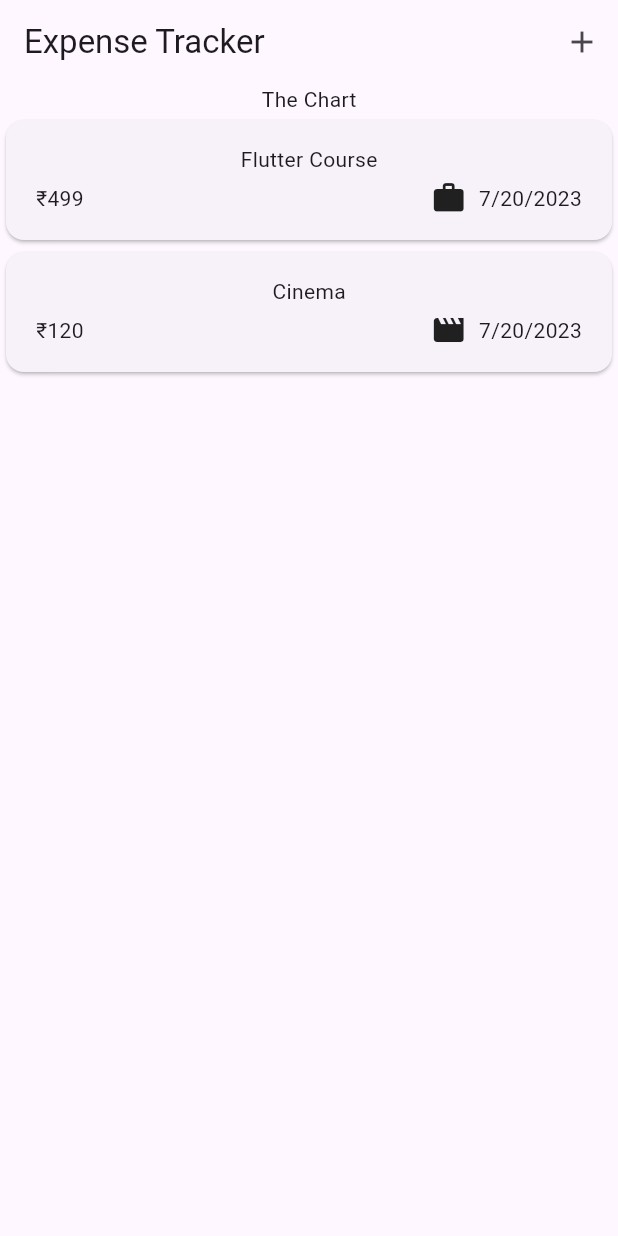
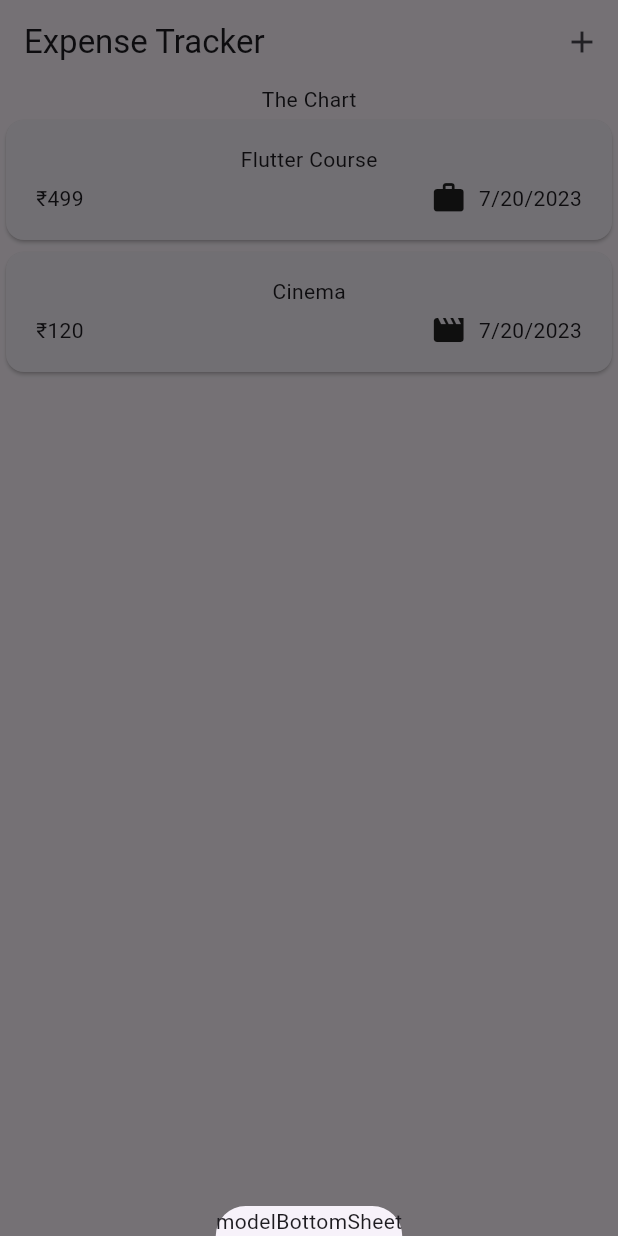
Before and after one commit to iniyananthony2002/expense_tracker, a Flutter app: the screen it shows after launch, after a tap on the "add" icon, on a phone screen of 412 x 824 dp. Run offline on Flutter 3.47's test engine with Material 2 defaults, Android fonts, the phone set to English and light mode, and no system bars.

Commit message:
dummy bottom model sheet

```diff
--- a/lib/widgets/expenses.dart
+++ b/lib/widgets/expenses.dart
@@ -25,6 +25,13 @@ class _ExpensesState extends State<Expenses> {
     ),
   ];
 
+  void _openAddExpenseOverlay() {
+    showModalBottomSheet(
+      context: context,
+      builder: (ctx) => Text('modelBottomSheet'),
+    );
+  }
+
   @override
   Widget build(context) {
     return Scaffold(
@@ -32,8 +39,8 @@ class _ExpensesState extends State<Expenses> {
         title: const Text('Expense Tracker'),
         actions: [
           IconButton(
-            onPressed: () {},
-            icon: Icon(Icons.add),
+            onPressed: _openAddExpenseOverlay,
+            icon: const Icon(Icons.add),
           )
         ],
       ),
```
